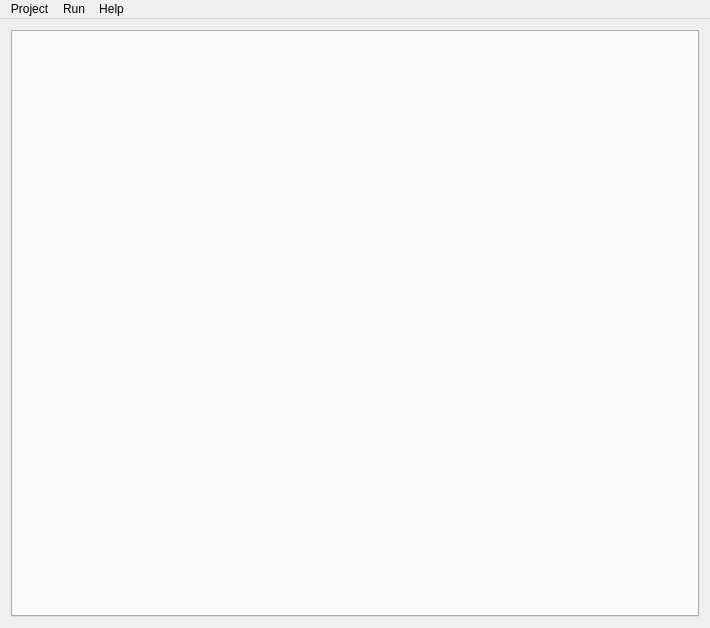
This is kmm.ui in viniavila/KMM as Qt 5 draws it before an edit. The edited form follows.
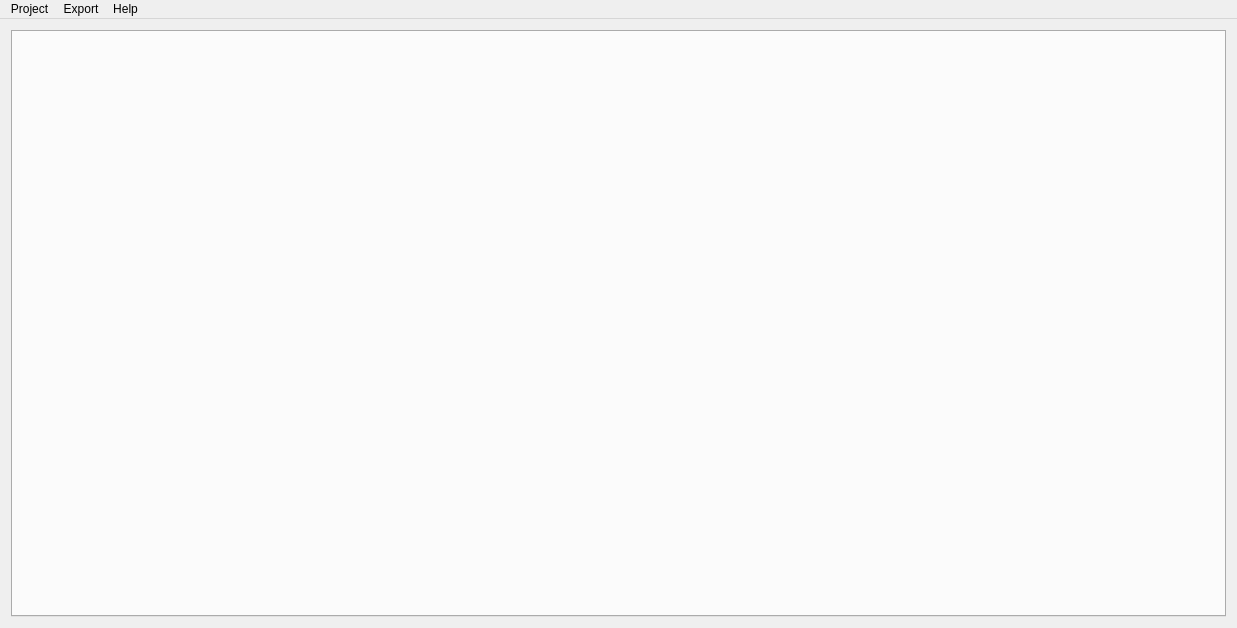
This is the edited form.

Commit message: * Configured About Dialog

Diff of the .ui file:
```diff
--- a/kmm.ui
+++ b/kmm.ui
@@ -6,7 +6,7 @@
    <rect>
     <x>0</x>
     <y>0</y>
-    <width>710</width>
+    <width>1237</width>
     <height>628</height>
    </rect>
   </property>
@@ -32,8 +32,8 @@
     <rect>
      <x>0</x>
      <y>0</y>
-     <width>710</width>
-     <height>22</height>
+     <width>1237</width>
+     <height>24</height>
     </rect>
    </property>
    <widget class="QMenu" name="menuFile">
@@ -50,7 +50,7 @@
    </widget>
    <widget class="QMenu" name="menuRun">
     <property name="title">
-     <string>Run</string>
+     <string>Export</string>
     </property>
     <addaction name="actionCreate_mobi"/>
     <addaction name="separator"/>
```
Left out of the diff: 24 changed lines with no effect on the pictures. The commit also changes 6 other files.
